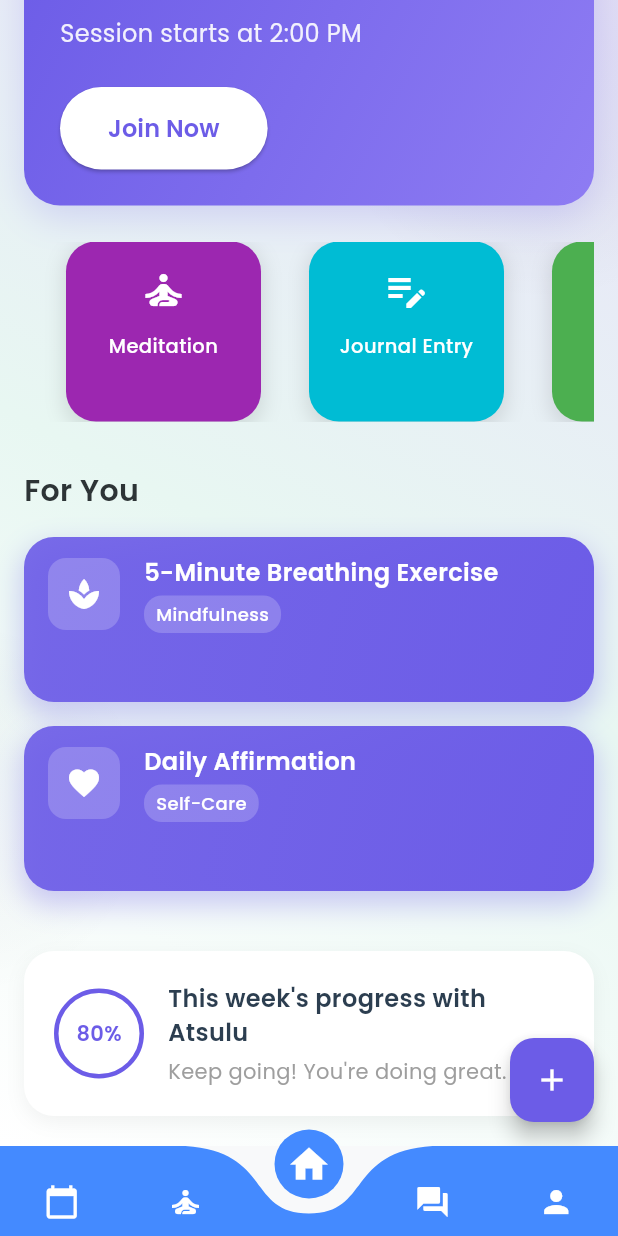
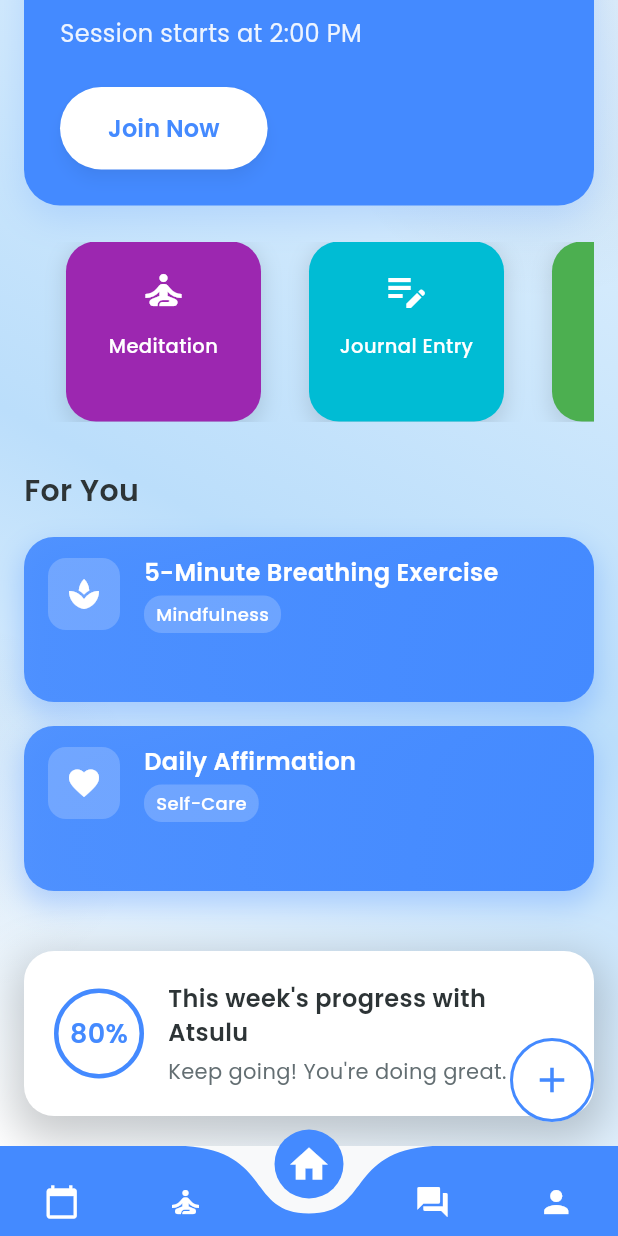
Before and after one commit to Yvonne-Wanja-1/within, a Flutter app: the screen it shows after launch, item 3 of the bottom bar chosen, scrolled down 151 dp, after a tap on the "add" icon, on a phone screen of 412 x 824 dp. Run offline on Flutter 3.47's test engine with Material 3 defaults, Android fonts, the phone set to English and light mode, and no system bars; drawn by our look-alikes of curved_navigation_bar; our stand-ins replace firebase_auth; accounts and stored records are empty.

Commit message:
made some changes to the codebase

```diff
--- a/lib/constants/app_colors.dart
+++ b/lib/constants/app_colors.dart
@@ -2,14 +2,14 @@ import 'package:flutter/material.dart';
 
 class AppColors {
   // Main colors
-  static const primary = Color(0xFF6C5CE7); // Deep purple
-  static const secondary = Color(0xFFa8e6cf); // Mint green
-  static const accent = Color(0xFFfdcb6e); // Warm yellow
+  static const primary = Colors.blueAccent; // Main blue
+  static const secondary = Color(0xFF64B5F6); // Lighter blue
+  static const accent = Color(0xFF82B1FF); // Very light blue
 
   // Light variations
-  static const primaryLight = Color(0xFFE7E4F9); // Light purple
-  static const secondaryLight = Color(0xFFE8F7F2); // Light mint
-  static const accentLight = Color(0xFFFFF3E0); // Light yellow
+  static const primaryLight = Color(0xFFE3F2FD); // Light blue
+  static const secondaryLight = Color(0xFFBBDEFB); // Very light blue
+  static const accentLight = Color(0xFFF5F9FF); // Almost white blue
 
   // Text colors
   static const textDark = Color(0xFF2D3436); // Almost black
@@ -20,8 +20,8 @@ class AppColors {
     begin: Alignment.topLeft,
     end: Alignment.bottomRight,
     colors: [
-      Color(0xFF6C5CE7), // Deep purple
-      Color(0xFF8E7CF3), // Lighter purple
+      Colors.blueAccent, // Main blue
+      Color(0xFF448AFF), // Deeper blue accent
     ],
   );
 
@@ -29,8 +29,8 @@ class AppColors {
     begin: Alignment.topLeft,
     end: Alignment.bottomRight,
     colors: [
-      Color(0xFFa8e6cf), // Mint
-      Color(0xFF6C5CE7), // Deep purple
+      Colors.blueAccent, // Main blue
+      Color(0xFF2979FF), // Darker blue accent
     ],
   );
 }
--- a/lib/screens/home_screen.dart
+++ b/lib/screens/home_screen.dart
@@ -11,8 +11,15 @@ class HomeScreen extends StatelessWidget {
       backgroundColor: AppColors.primaryLight,
       floatingActionButton: FloatingActionButton(
         onPressed: () {},
-        backgroundColor: AppColors.primary,
-        child: const Icon(Icons.add, color: Colors.white),
+        backgroundColor: Colors.white,
+        elevation: 0,
+        shape: CircleBorder(
+          side: BorderSide(
+            color: AppColors.primary,
+            width: 2,
+          ),
+        ),
+        child: Icon(Icons.add, color: AppColors.primary, size: 28),
       ),
       body: SafeArea(
         child: Stack(
@@ -165,6 +172,8 @@ class HomeScreen extends StatelessWidget {
                             horizontal: 32,
                             vertical: 16,
                           ),
+                          elevation: 4,
+                          shadowColor: AppColors.primary.withOpacity(0.3),
                           shape: RoundedRectangleBorder(
                             borderRadius: BorderRadius.circular(30),
                           ),
@@ -252,9 +261,10 @@ class HomeScreen extends StatelessWidget {
                     borderRadius: BorderRadius.circular(20),
                     boxShadow: [
                       BoxShadow(
-                        color: Colors.black.withOpacity(0.05),
-                        blurRadius: 10,
-                        offset: const Offset(0, 4),
+                        color: Colors.black.withOpacity(0.2),
+                        blurRadius: 25,
+                        offset: const Offset(0, 10),
+                        spreadRadius: 6,
                       ),
                     ],
                   ),
@@ -276,12 +286,13 @@ class HomeScreen extends StatelessWidget {
                             style: TextStyle(
                               color: AppColors.primary,
                               fontWeight: FontWeight.bold,
+                              fontSize: 18,
                             ),
                           ),
                         ),
                       ),
                       const SizedBox(width: 16),
-                      const Expanded(
+                      Expanded(
                         child: Column(
                           crossAxisAlignment: CrossAxisAlignment.start,
                           children: [
@@ -290,13 +301,14 @@ class HomeScreen extends StatelessWidget {
                               style: TextStyle(
                                 fontWeight: FontWeight.w600,
                                 fontSize: 16,
+                                color: AppColors.textDark,
                               ),
                             ),
                             SizedBox(height: 4),
                             Text(
                               "Keep going! You're doing great.",
                               style: TextStyle(
-                                color: Colors.grey,
+                                color: AppColors.textGray,
                                 fontSize: 14,
                               ),
                             ),
--- a/lib/screens/sessions_screen.dart
+++ b/lib/screens/sessions_screen.dart
@@ -1,5 +1,6 @@
 import 'package:flutter/material.dart';
 import 'package:intl/intl.dart';
+import '../constants/app_colors.dart';
 
 class SessionsScreen extends StatelessWidget {
   const SessionsScreen({super.key});
@@ -7,7 +8,25 @@ class SessionsScreen extends StatelessWidget {
   @override
   Widget build(BuildContext context) {
     return Scaffold(
-      body: CustomScrollView(
+      body: Stack(
+        children: [
+          // Full-screen gradient background
+          Container(
+            width: double.infinity,
+            height: double.infinity,
+            decoration: BoxDecoration(
+              gradient: LinearGradient(
+                begin: Alignment.topRight,
+                end: Alignment.bottomLeft,
+                colors: [
+                  AppColors.primaryLight,
+                  AppColors.secondaryLight,
+                  const Color(0xFFFFFFFF),
+                ],
+              ),
+            ),
+          ),
+          CustomScrollView(
             slivers: [
               SliverToBoxAdapter(
                 child: _buildHeader(),
@@ -34,11 +53,14 @@ class SessionsScreen extends StatelessWidget {
                   delegate: SliverChildBuilderDelegate(
                     (context, index) => Padding(
                       padding: const EdgeInsets.only(bottom: 16),
-                  child: _buildSessionCard(context, upcomingSessions[index]),
+                      child:
+                          _buildSessionCard(context, upcomingSessions[index]),
                     ),
                     childCount: upcomingSessions.length,
                   ),
                 ),
+              ),
+            ],
           ),
         ],
       ),
```
Lines whose indentation alone changed are shown as unchanged.
